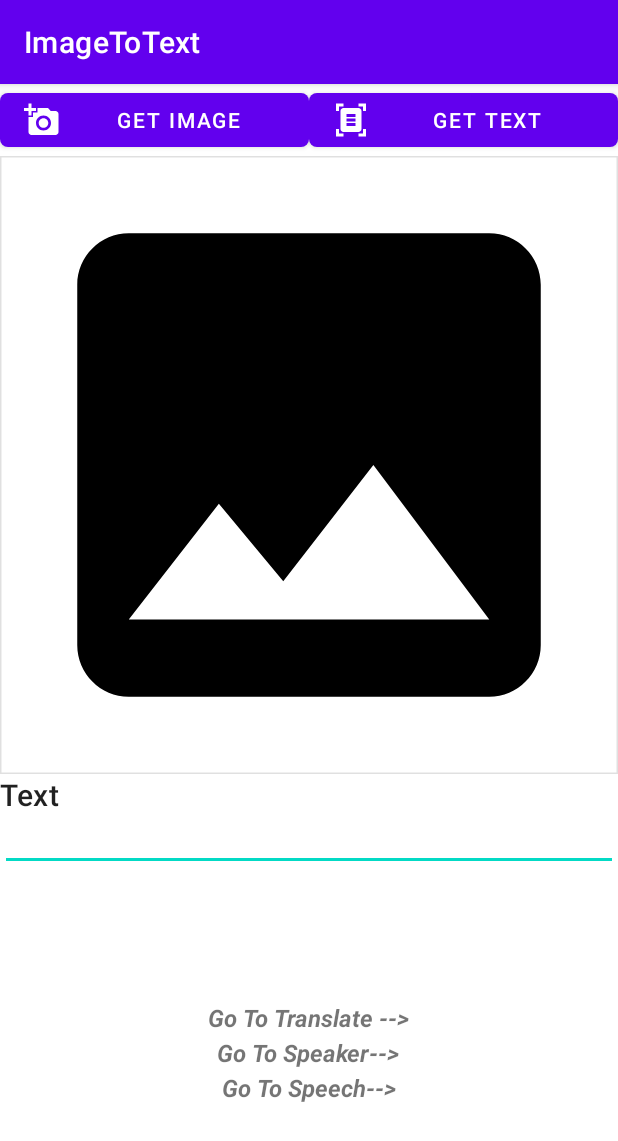
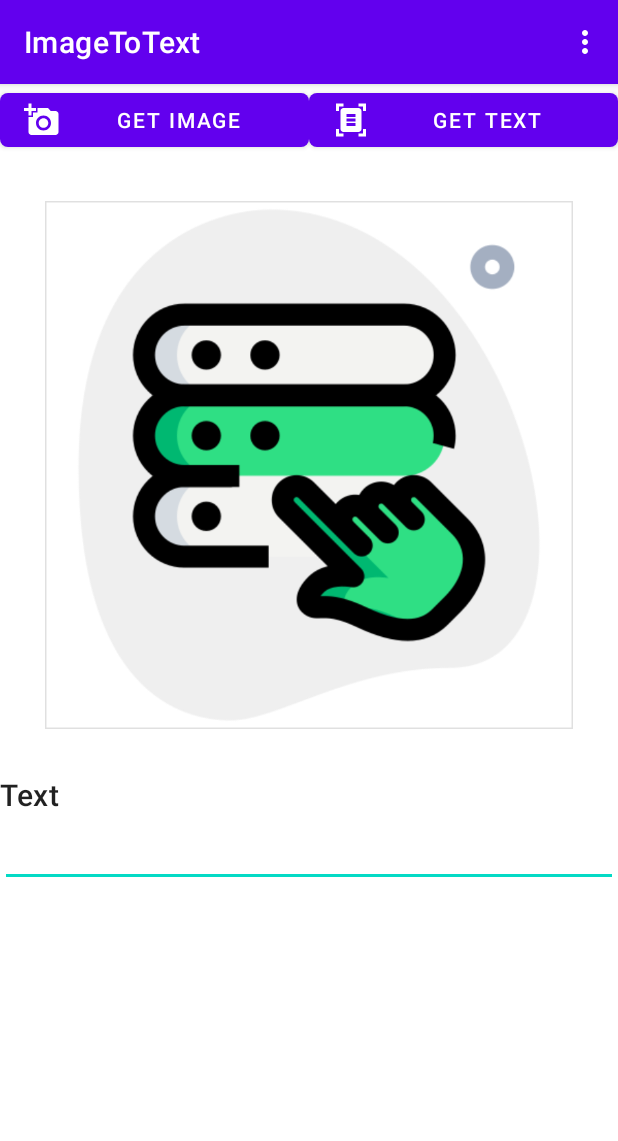
Before and after one commit to orhanucr/ImageToText, an Android app: the screen it shows after launch (MainActivity), on a phone screen of 412 x 824 dp. Shown: the top 1141 px of the screen. Run offline under Robolectric (Android 15) with nearby library versions, the phone set to English and light mode, and no system bars; libraries missing offline, so code that uses them is left out: com.google.mlkit.vision; 1 statement that could not run was skipped.

Commit message:
Update
menu added

```diff
--- a/ImageToText/app/src/main/java/com/example/imagetotext/MainActivity.java
+++ b/ImageToText/app/src/main/java/com/example/imagetotext/MainActivity.java
@@ -21,6 +21,7 @@ import android.net.Uri;
 import android.os.Bundle;
 import android.provider.MediaStore;
 import android.view.Menu;
+import android.view.MenuInflater;
 import android.view.MenuItem;
 import android.view.View;
 import android.widget.EditText;
@@ -244,18 +245,26 @@ public class MainActivity extends AppCompatActivity {
             }
         }
     }
-    public void goToTranslateBtn(View view) {
-        Intent intent = new Intent(MainActivity.this,Translate.class);
-        startActivity(intent);
+
+    @Override
+    public boolean onCreateOptionsMenu(@NonNull Menu menu) {
+        MenuInflater inflater = getMenuInflater();
+        inflater.inflate(R.menu.screens, menu);
+        return super.onCreateOptionsMenu(menu);
     }
 
-    public void goToSpeakerBtn(View view) {
-        Intent intent = new Intent(MainActivity.this,Speaker.class);
-        startActivity(intent);
-    }
-
-    public void goToSpeechBtn(View view) {
-        Intent intent = new Intent(MainActivity.this,SpeechToText.class);
-        startActivity(intent);
+    @Override
+    public boolean onOptionsItemSelected(@NonNull MenuItem item) {
+        if (item.getItemId() == R.id.Translate) {
+            Intent intent = new Intent(MainActivity.this,Translate.class);
+            startActivity(intent);
+        } else if (item.getItemId() == R.id.Speaker) {
+            Intent intent = new Intent(MainActivity.this,Speaker.class);
+            startActivity(intent);
+        } else if (item.getItemId() == R.id.SpeechToText) {
+            Intent intent = new Intent(MainActivity.this,SpeechToText.class);
+            startActivity(intent);
+        }
+        return super.onOptionsItemSelected(item);
     }
 }
--- a/ImageToText/app/src/main/res/drawable/ic_image.xml
+++ /dev/null
@@ -1,5 +0,0 @@
-<vector android:height="24dp" android:tint="#000000"
-    android:viewportHeight="24" android:viewportWidth="24"
-    android:width="24dp" xmlns:android="http://schemas.android.com/apk/res/android">
-    <path android:fillColor="@android:color/white" android:pathData="M21,19V5c0,-1.1 -0.9,-2 -2,-2H5c-1.1,0 -2,0.9 -2,2v14c0,1.1 0.9,2 2,2h14c1.1,0 2,-0.9 2,-2zM8.5,13.5l2.5,3.01L14.5,12l4.5,6H5l3.5,-4.5z"/>
-</vector>
--- a/ImageToText/app/src/main/res/layout/activity_main.xml
+++ b/ImageToText/app/src/main/res/layout/activity_main.xml
@@ -35,7 +35,7 @@
 
     <ScrollView
         android:layout_width="match_parent"
-        android:layout_height="558dp">
+        android:layout_height="match_parent">
 
         <LinearLayout
             android:layout_width="match_parent"
@@ -47,7 +47,8 @@
                 android:layout_width="match_parent"
                 android:layout_height="wrap_content"
                 android:adjustViewBounds="true"
-                android:src="@drawable/ic_image"
+                android:src="@drawable/gallery"
+                android:layout_margin="30dp"
                 app:strokeWidth="2dp" />
 
             <TextView
@@ -60,6 +61,7 @@
                 android:id="@+id/imageText"
                 android:layout_width="match_parent"
                 android:layout_height="wrap_content"
+                android:minHeight="48dp"
                 android:textSize="12sp"
                 tools:ignore="SpeakableTextPresentCheck" />
 
@@ -67,41 +69,5 @@
 
     </ScrollView>
 
-    <TextView
-        android:id="@+id/goToTranslate"
-        android:layout_width="wrap_content"
-        android:layout_height="wrap_content"
-        android:layout_gravity="center"
-        android:layout_marginTop="5dp"
-        android:onClick="goToTranslateBtn"
-        android:text="Go To Translate -->"
-        android:textSize="16sp"
-        android:textStyle="bold|italic"
-        tools:ignore="TouchTargetSizeCheck" />
-
-    <TextView
-        android:id="@+id/goToSpeaker"
-        android:layout_width="wrap_content"
-        android:layout_height="wrap_content"
-        android:layout_gravity="center"
-        android:layout_marginTop="1dp"
-        android:onClick="goToSpeakerBtn"
-        android:text="Go To Speaker-->"
-        android:textSize="16sp"
-        android:textStyle="bold|italic"
-        tools:ignore="TouchTargetSizeCheck" />
-
-    <TextView
-        android:id="@+id/goToSpeech"
-        android:layout_width="wrap_content"
-        android:layout_height="wrap_content"
-        android:layout_gravity="center"
-        android:layout_marginTop="1dp"
-        android:onClick="goToSpeechBtn"
-        android:text="Go To Speech-->"
-        android:textSize="16sp"
-        android:textStyle="bold|italic"
-        tools:ignore="TouchTargetSizeCheck" />
-
 
 </LinearLayout>
--- /dev/null
+++ b/ImageToText/app/src/main/res/menu/screens.xml
@@ -0,0 +1,19 @@
+<?xml version="1.0" encoding="utf-8"?>
+<menu xmlns:android="http://schemas.android.com/apk/res/android">
+    <item android:id="@+id/Translate"
+        android:title="Translate">
+
+    </item>
+
+    <item android:id="@+id/Speaker"
+        android:title="Speaker">
+
+    </item>
+
+    <item android:id="@+id/SpeechToText"
+        android:title="Speech To Text">
+
+    </item>
+
+
+</menu>
```
Also changed, not shown: ImageToText/app/src/main/res/drawable/gallery.png (added).
